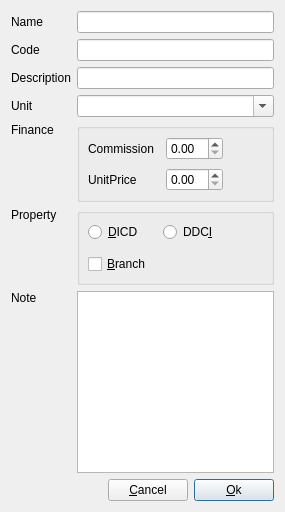
The window that dialog/editnode/editnodeproduct.ui (YtxCash/YTX) describes before a commit, drawn with Qt 5.
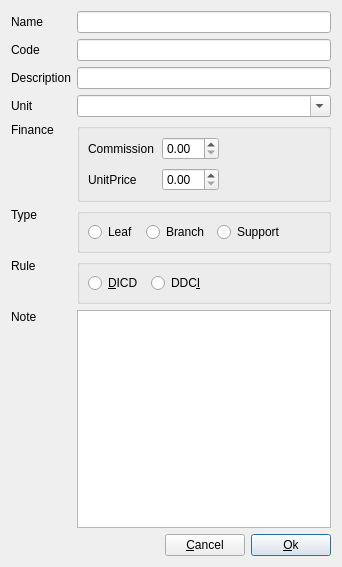
The same window after the commit. Custom widgets are drawn as their Qt base class.

Commit message: branch 和 is_helper 合并为NodeType类型，使用int表示，代理重绘；需要测试

```diff
--- a/dialog/editnode/editnodeproduct.ui
+++ b/dialog/editnode/editnodeproduct.ui
@@ -6,115 +6,13 @@
    <rect>
     <x>0</x>
     <y>0</y>
-    <width>285</width>
-    <height>512</height>
+    <width>342</width>
+    <height>567</height>
    </rect>
   </property>
-  <layout class="QGridLayout" name="gridLayout_2" columnstretch="0,0,0,0">
-   <item row="1" column="0">
-    <widget class="QLabel" name="labCode">
-     <property name="text">
-      <string>Code</string>
-     </property>
-     <property name="buddy">
-      <cstring>lineEditCode</cstring>
-     </property>
-    </widget>
-   </item>
-   <item row="3" column="1" colspan="3">
-    <widget class="ComboBox" name="comboUnit">
-     <property name="sizePolicy">
-      <sizepolicy hsizetype="Preferred" vsizetype="Preferred">
-       <horstretch>0</horstretch>
-       <verstretch>0</verstretch>
-      </sizepolicy>
-     </property>
-     <property name="editable">
-      <bool>true</bool>
-     </property>
-     <property name="insertPolicy">
-      <enum>QComboBox::InsertPolicy::NoInsert</enum>
-     </property>
-    </widget>
-   </item>
-   <item row="9" column="1" rowspan="2" colspan="3">
-    <widget class="QGroupBox" name="groupBox">
-     <property name="title">
-      <string/>
-     </property>
-     <layout class="QGridLayout" name="gridLayout">
-      <property name="leftMargin">
-       <number>8</number>
-      </property>
-      <property name="topMargin">
-       <number>8</number>
-      </property>
-      <property name="rightMargin">
-       <number>8</number>
-      </property>
-      <property name="bottomMargin">
-       <number>8</number>
-      </property>
-      <property name="spacing">
-       <number>12</number>
-      </property>
-      <item row="4" column="0">
-       <widget class="QCheckBox" name="chkBoxBranch">
-        <property name="sizePolicy">
-         <sizepolicy hsizetype="Preferred" vsizetype="Fixed">
-          <horstretch>0</horstretch>
-          <verstretch>0</verstretch>
-         </sizepolicy>
-        </property>
-        <property name="text">
-         <string>&amp;Branch</string>
-        </property>
-       </widget>
-      </item>
-      <item row="2" column="1">
-       <widget class="QRadioButton" name="rBtnDDCI">
-        <property name="sizePolicy">
-         <sizepolicy hsizetype="Preferred" vsizetype="Fixed">
-          <horstretch>0</horstretch>
-          <verstretch>0</verstretch>
-         </sizepolicy>
-        </property>
-        <property name="text">
-         <string>DDC&amp;I</string>
-        </property>
-       </widget>
-      </item>
-      <item row="2" column="0">
-       <widget class="QRadioButton" name="rBtnDICD">
-        <property name="sizePolicy">
-         <sizepolicy hsizetype="Preferred" vsizetype="Fixed">
-          <horstretch>0</horstretch>
-          <verstretch>0</verstretch>
-         </sizepolicy>
-        </property>
-        <property name="text">
-         <string>&amp;DICD</string>
-        </property>
-       </widget>
-      </item>
-      <item row="2" column="2">
-       <spacer name="horizontalSpacer_2">
-        <property name="orientation">
-         <enum>Qt::Orientation::Horizontal</enum>
-        </property>
-        <property name="sizeHint" stdset="0">
-         <size>
-          <width>40</width>
-          <height>20</height>
-         </size>
-        </property>
-       </spacer>
-      </item>
-     </layout>
-    </widget>
-   </item>
-   <item row="12" column="3">
-    <widget class="QPushButton" name="pBtnOk">
+  <layout class="QGridLayout" name="gridLayout_4">
+   <item row="11" column="2">
+    <widget class="QPushButton" name="pBtnCancel">
      <property name="sizePolicy">
       <sizepolicy hsizetype="Fixed" vsizetype="Fixed">
        <horstretch>0</horstretch>
@@ -122,10 +20,7 @@
       </sizepolicy>
      </property>
      <property name="text">
-      <string>&amp;Ok</string>
-     </property>
-     <property name="default">
-      <bool>true</bool>
+      <string>&amp;Cancel</string>
      </property>
     </widget>
    </item>
@@ -139,40 +34,26 @@
      </property>
     </widget>
    </item>
-   <item row="11" column="1" colspan="3">
-    <widget class="PlainTextEdit" name="plainTextEdit">
-     <property name="tabChangesFocus">
-      <bool>true</bool>
-     </property>
-    </widget>
-   </item>
-   <item row="1" column="1" colspan="3">
-    <widget class="LineEdit" name="lineEditCode">
+   <item row="8" column="0">
+    <widget class="QLabel" name="labNote">
      <property name="sizePolicy">
-      <sizepolicy hsizetype="Preferred" vsizetype="Fixed">
-       <horstretch>0</horstretch>
-       <verstretch>0</verstretch>
-      </sizepolicy>
-     </property>
-    </widget>
-   </item>
-   <item row="0" column="0">
-    <widget class="QLabel" name="labName">
-     <property name="sizePolicy">
-      <sizepolicy hsizetype="Fixed" vsizetype="Preferred">
+      <sizepolicy hsizetype="Preferred" vsizetype="Expanding">
        <horstretch>0</horstretch>
        <verstretch>0</verstretch>
       </sizepolicy>
      </property>
      <property name="text">
-      <string>Name</string>
+      <string>Note</string>
+     </property>
+     <property name="alignment">
+      <set>Qt::AlignmentFlag::AlignLeading|Qt::AlignmentFlag::AlignLeft|Qt::AlignmentFlag::AlignTop</set>
      </property>
      <property name="buddy">
-      <cstring>lineEditName</cstring>
+      <cstring>plainTextEdit</cstring>
      </property>
     </widget>
    </item>
-   <item row="12" column="0" colspan="2">
+   <item row="11" column="0" colspan="2">
     <spacer name="horizontalSpacer">
      <property name="orientation">
       <enum>Qt::Orientation::Horizontal</enum>
@@ -185,27 +66,136 @@
      </property>
     </spacer>
    </item>
-   <item row="12" column="2">
-    <widget class="QPushButton" name="pBtnCancel">
+   <item row="1" column="1" colspan="3">
+    <widget class="LineEdit" name="lineEditCode">
      <property name="sizePolicy">
-      <sizepolicy hsizetype="Fixed" vsizetype="Fixed">
+      <sizepolicy hsizetype="Preferred" vsizetype="Fixed">
        <horstretch>0</horstretch>
        <verstretch>0</verstretch>
       </sizepolicy>
      </property>
+    </widget>
+   </item>
+   <item row="8" column="1" rowspan="3" colspan="3">
+    <widget class="PlainTextEdit" name="plainTextEdit">
+     <property name="tabChangesFocus">
+      <bool>true</bool>
+     </property>
+    </widget>
+   </item>
+   <item row="5" column="1" colspan="3">
+    <widget class="QGroupBox" name="groupBox_3">
+     <property name="title">
+      <string/>
+     </property>
+     <layout class="QGridLayout" name="gridLayout_2">
+      <property name="leftMargin">
+       <number>8</number>
+      </property>
+      <property name="topMargin">
+       <number>8</number>
+      </property>
+      <property name="rightMargin">
+       <number>8</number>
+      </property>
+      <property name="bottomMargin">
+       <number>8</number>
+      </property>
+      <property name="spacing">
+       <number>8</number>
+      </property>
+      <item row="0" column="0">
+       <widget class="QRadioButton" name="rBtnLeaf">
+        <property name="sizePolicy">
+         <sizepolicy hsizetype="Preferred" vsizetype="Fixed">
+          <horstretch>0</horstretch>
+          <verstretch>0</verstretch>
+         </sizepolicy>
+        </property>
+        <property name="text">
+         <string>Leaf</string>
+        </property>
+       </widget>
+      </item>
+      <item row="0" column="1">
+       <widget class="QRadioButton" name="rBtnBranch">
+        <property name="sizePolicy">
+         <sizepolicy hsizetype="Preferred" vsizetype="Fixed">
+          <horstretch>0</horstretch>
+          <verstretch>0</verstretch>
+         </sizepolicy>
+        </property>
+        <property name="text">
+         <string>Branch</string>
+        </property>
+       </widget>
+      </item>
+      <item row="0" column="2">
+       <widget class="QRadioButton" name="rBtnSupport">
+        <property name="sizePolicy">
+         <sizepolicy hsizetype="Preferred" vsizetype="Fixed">
+          <horstretch>0</horstretch>
+          <verstretch>0</verstretch>
+         </sizepolicy>
+        </property>
+        <property name="text">
+         <string>Support</string>
+        </property>
+       </widget>
+      </item>
+      <item row="0" column="3">
+       <spacer name="horizontalSpacer_4">
+        <property name="orientation">
+         <enum>Qt::Orientation::Horizontal</enum>
+        </property>
+        <property name="sizeHint" stdset="0">
+         <size>
+          <width>40</width>
+          <height>5</height>
+         </size>
+        </property>
+       </spacer>
+      </item>
+     </layout>
+    </widget>
+   </item>
+   <item row="4" column="0">
+    <widget class="QLabel" name="labFinance">
      <property name="text">
-      <string>&amp;Cancel</string>
+      <string>Finance</string>
      </property>
+     <property name="alignment">
+      <set>Qt::AlignmentFlag::AlignLeading|Qt::AlignmentFlag::AlignLeft|Qt::AlignmentFlag::AlignTop</set>
+     </property>
     </widget>
    </item>
-   <item row="0" column="1" colspan="3">
-    <widget class="LineEdit" name="lineEditName">
+   <item row="1" column="0">
+    <widget class="QLabel" name="labCode">
+     <property name="text">
+      <string>Code</string>
+     </property>
+     <property name="buddy">
+      <cstring>lineEditCode</cstring>
+     </property>
+    </widget>
+   </item>
+   <item row="6" column="0">
+    <widget class="QLabel" name="labProperty">
      <property name="sizePolicy">
-      <sizepolicy hsizetype="Expanding" vsizetype="Fixed">
+      <sizepolicy hsizetype="Preferred" vsizetype="Preferred">
        <horstretch>0</horstretch>
        <verstretch>0</verstretch>
       </sizepolicy>
      </property>
+     <property name="text">
+      <string>Rule</string>
+     </property>
+     <property name="alignment">
+      <set>Qt::AlignmentFlag::AlignLeading|Qt::AlignmentFlag::AlignLeft|Qt::AlignmentFlag::AlignTop</set>
+     </property>
+     <property name="buddy">
+      <cstring>rBtnDICD</cstring>
+     </property>
     </widget>
    </item>
    <item row="2" column="0">
@@ -228,36 +218,102 @@
      </property>
     </widget>
    </item>
-   <item row="11" column="0">
-    <widget class="QLabel" name="labNote">
+   <item row="6" column="1" colspan="3">
+    <widget class="QGroupBox" name="groupBox">
      <property name="sizePolicy">
-      <sizepolicy hsizetype="Preferred" vsizetype="Expanding">
+      <sizepolicy hsizetype="Preferred" vsizetype="Preferred">
        <horstretch>0</horstretch>
        <verstretch>0</verstretch>
       </sizepolicy>
      </property>
-     <property name="text">
-      <string>Note</string>
+     <property name="title">
+      <string/>
      </property>
-     <property name="alignment">
-      <set>Qt::AlignmentFlag::AlignLeading|Qt::AlignmentFlag::AlignLeft|Qt::AlignmentFlag::AlignTop</set>
+     <layout class="QHBoxLayout" name="horizontalLayout">
+      <property name="spacing">
+       <number>8</number>
+      </property>
+      <property name="leftMargin">
+       <number>8</number>
+      </property>
+      <property name="topMargin">
+       <number>8</number>
+      </property>
+      <property name="rightMargin">
+       <number>8</number>
+      </property>
+      <property name="bottomMargin">
+       <number>8</number>
+      </property>
+      <item>
+       <widget class="QRadioButton" name="rBtnDICD">
+        <property name="sizePolicy">
+         <sizepolicy hsizetype="Preferred" vsizetype="Fixed">
+          <horstretch>0</horstretch>
+          <verstretch>0</verstretch>
+         </sizepolicy>
+        </property>
+        <property name="text">
+         <string>&amp;DICD</string>
+        </property>
+       </widget>
+      </item>
+      <item>
+       <widget class="QRadioButton" name="rBtnDDCI">
+        <property name="sizePolicy">
+         <sizepolicy hsizetype="Preferred" vsizetype="Fixed">
+          <horstretch>0</horstretch>
+          <verstretch>0</verstretch>
+         </sizepolicy>
+        </property>
+        <property name="text">
+         <string>DDC&amp;I</string>
+        </property>
+       </widget>
+      </item>
+      <item>
+       <spacer name="horizontalSpacer_2">
+        <property name="orientation">
+         <enum>Qt::Orientation::Horizontal</enum>
+        </property>
+        <property name="sizeHint" stdset="0">
+         <size>
+          <width>40</width>
+          <height>5</height>
+         </size>
+        </property>
+       </spacer>
+      </item>
+     </layout>
+    </widget>
+   </item>
+   <item row="0" column="1" colspan="3">
+    <widget class="LineEdit" name="lineEditName">
+     <property name="sizePolicy">
+      <sizepolicy hsizetype="Expanding" vsizetype="Fixed">
+       <horstretch>0</horstretch>
+       <verstretch>0</verstretch>
+      </sizepolicy>
      </property>
-     <property name="buddy">
-      <cstring>plainTextEdit</cstring>
-     </property>
     </widget>
    </item>
-   <item row="8" column="0">
-    <widget class="QLabel" name="labFinance">
+   <item row="11" column="3">
+    <widget class="QPushButton" name="pBtnOk">
+     <property name="sizePolicy">
+      <sizepolicy hsizetype="Fixed" vsizetype="Fixed">
+       <horstretch>0</horstretch>
+       <verstretch>0</verstretch>
+      </sizepolicy>
+     </property>
      <property name="text">
-      <string>Finance</string>
+      <string>&amp;Ok</string>
      </property>
-     <property name="alignment">
-      <set>Qt::AlignmentFlag::AlignLeading|Qt::AlignmentFlag::AlignLeft|Qt::AlignmentFlag::AlignTop</set>
+     <property name="default">
+      <bool>true</bool>
      </property>
     </widget>
    </item>
-   <item row="8" column="1" colspan="3">
+   <item row="4" column="1" colspan="3">
     <widget class="QGroupBox" name="groupBox_2">
      <property name="title">
       <string/>
@@ -275,10 +331,7 @@
       <property name="bottomMargin">
        <number>8</number>
       </property>
-      <property name="horizontalSpacing">
-       <number>12</number>
-      </property>
-      <property name="verticalSpacing">
+      <property name="spacing">
        <number>8</number>
       </property>
       <item row="1" column="2">
@@ -333,7 +386,7 @@
         </property>
        </widget>
       </item>
-      <item row="0" column="3">
+      <item row="0" column="3" rowspan="2">
        <spacer name="horizontalSpacer_3">
         <property name="orientation">
          <enum>Qt::Orientation::Horizontal</enum>
@@ -341,7 +394,7 @@
         <property name="sizeHint" stdset="0">
          <size>
           <width>40</width>
-          <height>20</height>
+          <height>5</height>
          </size>
         </property>
        </spacer>
@@ -349,8 +402,24 @@
      </layout>
     </widget>
    </item>
-   <item row="9" column="0" rowspan="2">
-    <widget class="QLabel" name="labProperty">
+   <item row="0" column="0">
+    <widget class="QLabel" name="labName">
+     <property name="sizePolicy">
+      <sizepolicy hsizetype="Fixed" vsizetype="Preferred">
+       <horstretch>0</horstretch>
+       <verstretch>0</verstretch>
+      </sizepolicy>
+     </property>
+     <property name="text">
+      <string>Name</string>
+     </property>
+     <property name="buddy">
+      <cstring>lineEditName</cstring>
+     </property>
+    </widget>
+   </item>
+   <item row="5" column="0">
+    <widget class="QLabel" name="labProperty_2">
      <property name="sizePolicy">
       <sizepolicy hsizetype="Preferred" vsizetype="Preferred">
        <horstretch>0</horstretch>
@@ -358,7 +427,7 @@
       </sizepolicy>
      </property>
      <property name="text">
-      <string>Property</string>
+      <string>Type</string>
      </property>
      <property name="alignment">
       <set>Qt::AlignmentFlag::AlignLeading|Qt::AlignmentFlag::AlignLeft|Qt::AlignmentFlag::AlignTop</set>
@@ -368,6 +437,22 @@
      </property>
     </widget>
    </item>
+   <item row="3" column="1" colspan="3">
+    <widget class="ComboBox" name="comboUnit">
+     <property name="sizePolicy">
+      <sizepolicy hsizetype="Preferred" vsizetype="Preferred">
+       <horstretch>0</horstretch>
+       <verstretch>0</verstretch>
+      </sizepolicy>
+     </property>
+     <property name="editable">
+      <bool>true</bool>
+     </property>
+     <property name="insertPolicy">
+      <enum>QComboBox::InsertPolicy::NoInsert</enum>
+     </property>
+    </widget>
+   </item>
   </layout>
  </widget>
  <customwidgets>
```
Left out of the diff: 3 changed lines with no effect on the pictures. The commit also changes 49 other files.
